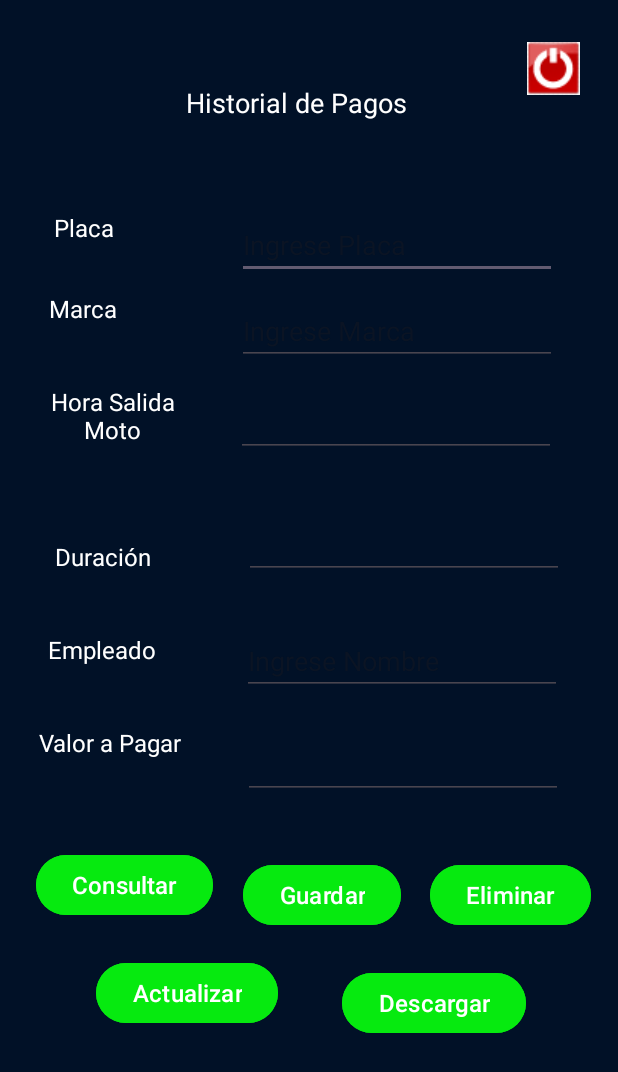
After one commit to JhonathanSR/ParkingMotorcycles, an Android app: the Historico screen opened directly, with no data from a screen before it, on a phone screen of 412 x 824 dp. The commit adds this screen. Shown: the top 1072 px of the screen. Run offline under Robolectric (Android 15) with nearby library versions, the phone set to English and light mode, and no system bars.

Commit message:
Correccion y Actualizacion de BD en Cliente y MySQL, Funcionando btnConsultar

```diff
--- a/app/src/main/AndroidManifest.xml
+++ b/app/src/main/AndroidManifest.xml
@@ -12,6 +12,9 @@
         android:supportsRtl="true"
         android:theme="@style/Theme.ParkingMotor"
         tools:targetApi="31">
+        <activity
+            android:name=".Historico"
+            android:exported="false" />
         <activity
             android:name=".IngresoClient"
             android:exported="false" />
--- /dev/null
+++ b/app/src/main/java/com/example/parkingmotor/Historico.kt
@@ -0,0 +1,30 @@
+package com.example.parkingmotor
+
+import android.content.Intent
+import android.os.Bundle
+import android.widget.ImageView
+import androidx.activity.enableEdgeToEdge
+import androidx.appcompat.app.AppCompatActivity
+import androidx.core.view.ViewCompat
+import androidx.core.view.WindowInsetsCompat
+
+class Historico : AppCompatActivity() {
+    override fun onCreate(savedInstanceState: Bundle?) {
+        super.onCreate(savedInstanceState)
+        enableEdgeToEdge()
+        setContentView(R.layout.activity_historico)
+        ViewCompat.setOnApplyWindowInsetsListener(findViewById(R.id.main)) { v, insets ->
+            val systemBars = insets.getInsets(WindowInsetsCompat.Type.systemBars())
+            v.setPadding(systemBars.left, systemBars.top, systemBars.right, systemBars.bottom)
+            insets
+        }
+        var imgSal = findViewById<ImageView>(R.id.imgSal)
+        imgSal.setOnClickListener {
+            goSalir()
+        }
+    }
+    private fun goSalir(){
+        val i = Intent(this, MainActivity::class.java)
+        startActivity(i)
+    }
+}
--- a/app/src/main/java/com/example/parkingmotor/Login.kt
+++ b/app/src/main/java/com/example/parkingmotor/Login.kt
@@ -65,7 +65,7 @@ class Login : AppCompatActivity() {
                 findViewById<EditText>(R.id.edtUser).setText("")
                 findViewById<EditText>(R.id.edtPass).setText("")
 
-                val i = Intent(this, Pagos::class.java)
+                val i = Intent(this, Historico::class.java)
                 startActivity(i)
             } else {
                 Toast.makeText(this, "Usuario o contraseña incorrectos",
--- /dev/null
+++ b/app/src/main/res/layout/activity_historico.xml
@@ -0,0 +1,265 @@
+<?xml version="1.0" encoding="utf-8"?>
+<androidx.constraintlayout.widget.ConstraintLayout xmlns:android="http://schemas.android.com/apk/res/android"
+    xmlns:app="http://schemas.android.com/apk/res-auto"
+    xmlns:tools="http://schemas.android.com/tools"
+    android:id="@+id/main"
+    android:layout_width="match_parent"
+    android:layout_height="match_parent"
+    android:background="#011127"
+    tools:context=".Historico">
+
+    <TextView
+        android:id="@+id/textView15"
+        android:layout_width="wrap_content"
+        android:layout_height="wrap_content"
+        android:layout_marginTop="56dp"
+        android:text="Historial de Pagos"
+        android:textSize="18dp"
+        android:textColor="@color/white"
+        android:textAlignment="center"
+        app:layout_constraintEnd_toEndOf="parent"
+        app:layout_constraintHorizontal_bias="0.469"
+        app:layout_constraintStart_toStartOf="parent"
+        app:layout_constraintTop_toTopOf="parent" />
+
+    <TextView
+        android:id="@+id/txtM"
+        android:layout_width="wrap_content"
+        android:layout_height="wrap_content"
+        android:layout_marginStart="36dp"
+        android:layout_marginTop="60dp"
+        android:text="Placa"
+        android:textColor="@color/white"
+        android:textSize="16dp"
+        android:textAlignment="center"
+        app:layout_constraintStart_toStartOf="parent"
+        app:layout_constraintTop_toBottomOf="@+id/textView15" />
+
+    <TextView
+        android:id="@+id/textView17"
+        android:layout_width="wrap_content"
+        android:layout_height="wrap_content"
+        android:layout_marginStart="32dp"
+        android:layout_marginTop="32dp"
+        android:text="Marca"
+        android:textColor="@color/white"
+        android:textSize="16dp"
+        android:textAlignment="center"
+        app:layout_constraintStart_toStartOf="parent"
+        app:layout_constraintTop_toBottomOf="@+id/txtM" />
+
+    <TextView
+        android:id="@+id/textView18"
+        android:layout_width="101dp"
+        android:layout_height="47dp"
+        android:layout_marginStart="24dp"
+        android:layout_marginTop="40dp"
+        android:text="Hora Salida Moto"
+        android:textAlignment="center"
+        android:textColor="@color/white"
+        android:textSize="16dp"
+        app:layout_constraintStart_toStartOf="parent"
+        app:layout_constraintTop_toBottomOf="@+id/textView17" />
+
+    <TextView
+        android:id="@+id/textView19"
+        android:layout_width="wrap_content"
+        android:layout_height="wrap_content"
+        android:layout_marginStart="36dp"
+        android:layout_marginTop="56dp"
+        android:text="Duración"
+        android:textAlignment="center"
+        android:textColor="@color/white"
+        android:textSize="16dp"
+        app:layout_constraintStart_toStartOf="parent"
+        app:layout_constraintTop_toBottomOf="@+id/textView18" />
+
+    <TextView
+        android:id="@+id/textView20"
+        android:layout_width="99dp"
+        android:layout_height="26dp"
+        android:layout_marginStart="24dp"
+        android:layout_marginTop="40dp"
+        android:text="Valor a Pagar"
+        android:textColor="@color/white"
+        android:textSize="16dp"
+        android:textAlignment="center"
+        app:layout_constraintStart_toStartOf="parent"
+        app:layout_constraintTop_toBottomOf="@+id/textView21" />
+
+    <TextView
+        android:id="@+id/textView21"
+        android:layout_width="wrap_content"
+        android:layout_height="wrap_content"
+        android:layout_marginStart="32dp"
+        android:layout_marginTop="40dp"
+        android:text="Empleado"
+        android:textColor="@color/white"
+        android:textSize="16dp"
+        android:textAlignment="center"
+        app:layout_constraintStart_toStartOf="parent"
+        app:layout_constraintTop_toBottomOf="@+id/textView19" />
+
+    <EditText
+        android:id="@+id/edtPla"
+        android:layout_width="wrap_content"
+        android:layout_height="wrap_content"
+        android:layout_marginTop="60dp"
+        android:ems="10"
+        android:inputType="text"
+        android:hint="Ingrese Placa"
+        android:text=""
+        app:layout_constraintEnd_toEndOf="parent"
+        app:layout_constraintHorizontal_bias="0.669"
+        app:layout_constraintStart_toEndOf="@+id/txtM"
+        app:layout_constraintTop_toBottomOf="@+id/textView15" />
+
+    <EditText
+        android:id="@+id/edtMarcas"
+        android:layout_width="wrap_content"
+        android:layout_height="wrap_content"
+        android:layout_marginTop="12dp"
+        android:ems="10"
+        android:inputType="text"
+        android:hint="Ingrese Marca"
+        android:text=""
+        app:layout_constraintEnd_toEndOf="parent"
+        app:layout_constraintHorizontal_bias="0.666"
+        app:layout_constraintStart_toEndOf="@+id/textView17"
+        app:layout_constraintTop_toBottomOf="@+id/edtPla" />
+
+    <EditText
+        android:id="@+id/edtTime"
+        android:layout_width="wrap_content"
+        android:layout_height="wrap_content"
+        android:layout_marginTop="36dp"
+        android:ems="10"
+        android:inputType="time"
+        app:layout_constraintEnd_toEndOf="parent"
+        app:layout_constraintHorizontal_bias="0.638"
+        app:layout_constraintStart_toEndOf="@+id/textView19"
+        app:layout_constraintTop_toBottomOf="@+id/edtDat" />
+
+    <EditText
+        android:id="@+id/edtDat"
+        android:layout_width="wrap_content"
+        android:layout_height="wrap_content"
+        android:layout_marginTop="16dp"
+        android:ems="10"
+        android:inputType="date"
+        app:layout_constraintEnd_toEndOf="parent"
+        app:layout_constraintHorizontal_bias="0.438"
+        app:layout_constraintStart_toEndOf="@+id/textView18"
+        app:layout_constraintTop_toBottomOf="@+id/edtMarcas" />
+
+    <EditText
+        android:id="@+id/edtEmplea"
+        android:layout_width="wrap_content"
+        android:layout_height="wrap_content"
+        android:layout_marginTop="32dp"
+        android:ems="10"
+        android:hint="Ingrese Nombre"
+        android:inputType="text"
+        android:text=""
+        app:layout_constraintEnd_toEndOf="parent"
+        app:layout_constraintHorizontal_bias="0.608"
+        app:layout_constraintStart_toEndOf="@+id/textView21"
+        app:layout_constraintTop_toBottomOf="@+id/edtTime" />
+
+    <EditText
+        android:id="@+id/edtValor"
+        android:layout_width="wrap_content"
+        android:layout_height="wrap_content"
+        android:layout_marginTop="24dp"
+        android:ems="10"
+        android:inputType="number"
+        app:layout_constraintEnd_toEndOf="parent"
+        app:layout_constraintHorizontal_bias="0.512"
+        app:layout_constraintStart_toEndOf="@+id/textView20"
+        app:layout_constraintTop_toBottomOf="@+id/edtEmplea" />
+
+    <Button
+        android:id="@+id/btnSearch"
+        android:layout_width="wrap_content"
+        android:layout_height="wrap_content"
+        android:layout_marginStart="24dp"
+        android:layout_marginTop="56dp"
+        android:backgroundTint="#06EA0F"
+        android:text="Consultar"
+        android:textAlignment="center"
+        android:textColor="@color/white"
+        android:textSize="16dp"
+        app:layout_constraintStart_toStartOf="parent"
+        app:layout_constraintTop_toBottomOf="@+id/textView20" />
+
+    <Button
+        android:id="@+id/btnSav"
+        android:layout_width="wrap_content"
+        android:layout_height="wrap_content"
+        android:layout_marginStart="20dp"
+        android:layout_marginTop="40dp"
+        android:backgroundTint="#06EA0F"
+        android:text="Guardar"
+        android:textAlignment="center"
+        android:textColor="@color/white"
+        android:textSize="16dp"
+        app:layout_constraintStart_toEndOf="@+id/btnSearch"
+        app:layout_constraintTop_toBottomOf="@+id/edtValor" />
+
+    <Button
+        android:id="@+id/btnUpdate"
+        android:layout_width="wrap_content"
+        android:layout_height="wrap_content"
+        android:layout_marginStart="64dp"
+        android:layout_marginTop="24dp"
+        android:backgroundTint="#06EA0F"
+        android:text="Actualizar"
+        android:textAlignment="center"
+        android:textColor="@color/white"
+        android:textSize="16dp"
+        app:layout_constraintStart_toStartOf="parent"
+        app:layout_constraintTop_toBottomOf="@+id/btnSearch" />
+
+    <Button
+        android:id="@+id/btnDelete"
+        android:layout_width="wrap_content"
+        android:layout_height="wrap_content"
+        android:layout_marginTop="40dp"
+        android:backgroundTint="#06EA0F"
+        android:text="Eliminar"
+        android:textAlignment="center"
+        android:textColor="@color/white"
+        android:textSize="16dp"
+        app:layout_constraintEnd_toEndOf="parent"
+        app:layout_constraintHorizontal_bias="0.515"
+        app:layout_constraintStart_toEndOf="@+id/btnSav"
+        app:layout_constraintTop_toBottomOf="@+id/edtValor" />
+
+    <Button
+        android:id="@+id/btnImprimir"
+        android:layout_width="wrap_content"
+        android:layout_height="wrap_content"
+        android:layout_marginTop="24dp"
+        android:backgroundTint="#06EA0F"
+        android:text="Descargar"
+        android:textAlignment="center"
+        android:textColor="@color/white"
+        android:textSize="16dp"
+        app:layout_constraintEnd_toEndOf="parent"
+        app:layout_constraintHorizontal_bias="0.411"
+        app:layout_constraintStart_toEndOf="@+id/btnUpdate"
+        app:layout_constraintTop_toBottomOf="@+id/btnDelete" />
+
+    <ImageView
+        android:id="@+id/imgSal"
+        android:layout_width="wrap_content"
+        android:layout_height="wrap_content"
+        android:layout_marginTop="28dp"
+        app:layout_constraintEnd_toEndOf="parent"
+        app:layout_constraintHorizontal_bias="0.933"
+        app:layout_constraintStart_toStartOf="parent"
+        app:layout_constraintTop_toTopOf="parent"
+        app:srcCompat="@drawable/logout" />
+
+
+</androidx.constraintlayout.widget.ConstraintLayout>
--- a/app/src/main/res/layout/activity_pagos.xml
+++ b/app/src/main/res/layout/activity_pagos.xml
@@ -43,7 +43,7 @@
         android:layout_marginStart="36dp"
         android:layout_marginTop="28dp"
         android:text="Hora Salida Moto"
-        android:textAlignment="center"
+
         android:textColor="@color/white"
         android:textSize="18dp"
         app:layout_constraintStart_toStartOf="parent"
@@ -200,7 +200,7 @@
         android:layout_height="wrap_content"
         android:layout_marginTop="24dp"
         android:ems="10"
-        android:hint="Duración Encontrada"
+        android:hint="Ingrese el tiempo"
         android:inputType="text"
         android:text=""
         android:textColor="@color/white"
```
Also changed, not shown: app/src/main/java/com/example/parkingmotor/Pagos.kt (+157 -34 lines), app/src/main/java/com/example/parkingmotor/clienteSQLiteHelper.kt (+26 -32 lines).
